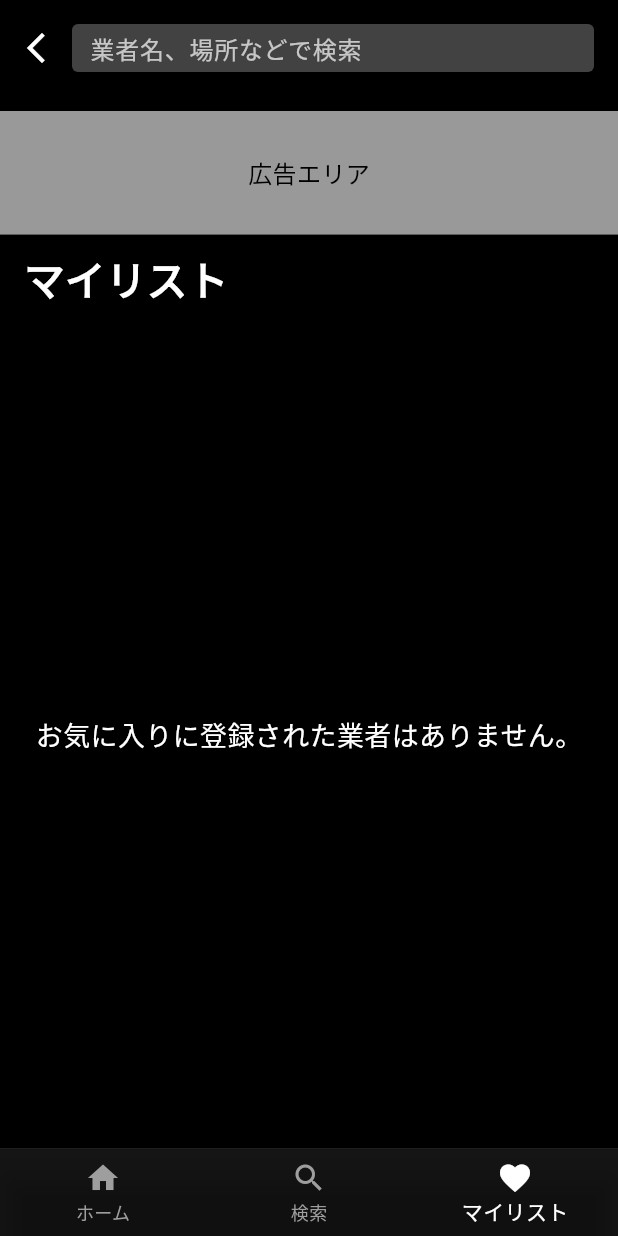
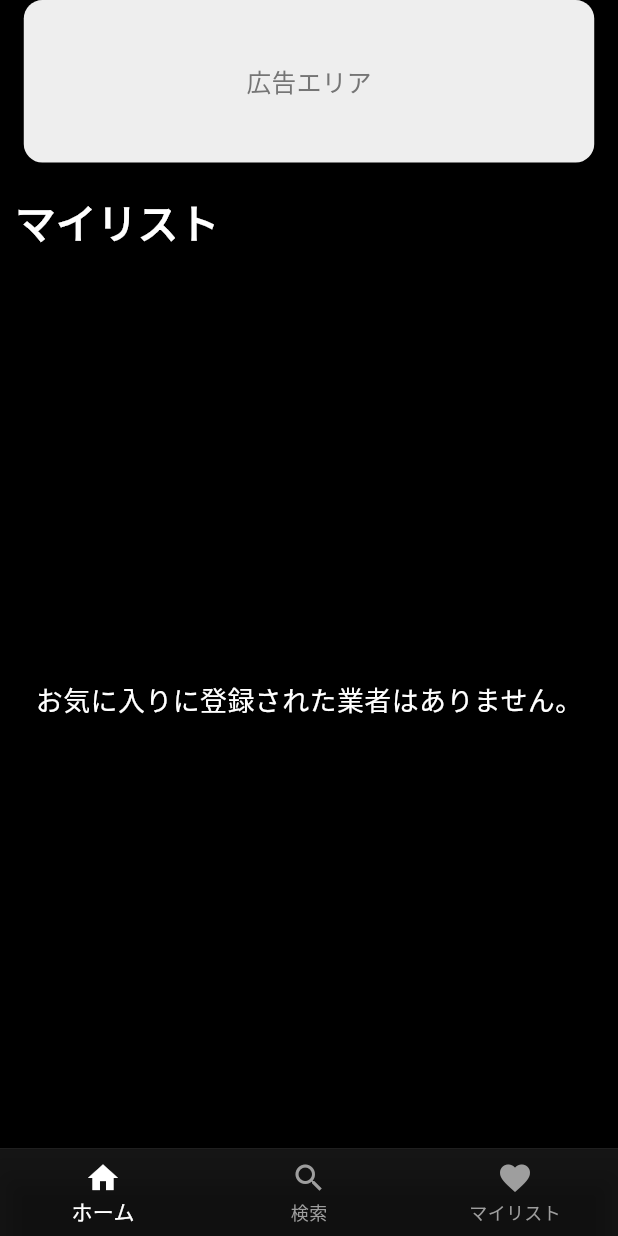
Before and after one commit to Kaito-nagai/fishing_app, a Flutter app: the MyListScreen screen opened directly, on a phone screen of 412 x 824 dp. Run offline on Flutter 3.47's test engine with Material 3 defaults, Android fonts, the phone set to English and light mode, and no system bars; our stand-ins replace flutter_dotenv, logger, shared_preferences; accounts and stored records are empty.

Commit message:
“少し修正した

```diff
--- a/lib/screens/my_list_screen.dart
+++ b/lib/screens/my_list_screen.dart
@@ -1,21 +1,18 @@
 import 'package:flutter/material.dart';
 import 'package:provider/provider.dart';
+import 'package:logger/logger.dart';
 import 'package:fishing_app/components/vendor_list.dart';
 import 'package:fishing_app/providers/favorites_provider.dart';
 import 'package:fishing_app/widgets/bottom_nav.dart';
-import 'package:fishing_app/widgets/search_bar.dart';
+import 'package:fishing_app/widgets/ad_banner.dart';
+
+final logger = Logger();
 
 class MyListScreen extends StatelessWidget {
   const MyListScreen({super.key});
 
   @override
   Widget build(BuildContext context) {
-    final screenWidth = MediaQuery.of(context).size.width;
-    final screenHeight = MediaQuery.of(context).size.height;
-
-    // 検索バー用のコントローラーを初期化
-    final TextEditingController searchController = TextEditingController();
-
     // Providerからお気に入りリストを取得
     final favoritesProvider = context.watch<FavoritesProvider>();
     final favoriteItems = favoritesProvider.favorites;
@@ -25,35 +22,17 @@ class MyListScreen extends StatelessWidget {
       body: SafeArea(
         child: Column(
           children: [
-            // 検索バー
-            SearchBarWithBackButton(
-              onBackPressed: () {
-                Navigator.pop(context);
-              },
-              onSubmitted: (query) {
-                // 検索機能の実装
-              },
-              searchController: searchController, // 修正: 必須パラメータを追加
+            // 広告エリア
+            AdBanner(
+              positionTop: 0.02, // 画面の上部に配置
+              onTap: () => logger.i('広告がタップされました'),
             ),
-            const SizedBox(height: 10),
 
-            // 上部広告エリア
-            Container(
-              width: screenWidth,
-              height: screenHeight * 0.1,
-              color: Colors.white.withAlpha(153),
-              child: const Center(
-                child: Text(
-                  '広告エリア',
-                  style: TextStyle(color: Colors.black, fontSize: 16),
-                ),
-              ),
-            ),
-            const SizedBox(height: 10),
+            const SizedBox(height: 20), // 広告エリアの高さ分の余白を追加
 
             // マイリストタイトル
             const Padding(
-              padding: EdgeInsets.symmetric(horizontal: 16.0),
+              padding: EdgeInsets.symmetric(horizontal: 10.0),
               child: Align(
                 alignment: Alignment.centerLeft,
                 child: Text(
@@ -66,7 +45,7 @@ class MyListScreen extends StatelessWidget {
                 ),
               ),
             ),
-            const SizedBox(height: 10),
+            const SizedBox(height: 1),
 
             // お気に入り業者リスト
             Expanded(
@@ -77,20 +56,23 @@ class MyListScreen extends StatelessWidget {
                         style: TextStyle(color: Colors.white, fontSize: 18),
                       ),
                     )
-                  : VendorList(
+                  : Padding(
+                      padding: const EdgeInsets.only(top: 10.0), // 広告との間にスペースを確保
+                      child: VendorList(
                         vendors: favoriteItems.map((favorite) => Vendor(
                           id: favorite['id'], // Map型なのでキーで取得
                           title: favorite['name'],
-                        location: '', // 必要なら location を適切に設定
+                          location: favorite['location'] ?? '', // 必要なら location を適切に設定
                           imagePath: 'assets/images/placeholder_image.png', // 仮の画像パスを使用
                         )).toList(),
                         favoritesProvider: favoritesProvider, // 必要なプロバイダーを渡す
                       ),
                     ),
+            ),
           ],
         ),
       ),
-      bottomNavigationBar: const BottomNav(currentIndex: 2),
+      bottomNavigationBar: const BottomNav(currentIndex: 0),
     );
   }
 }
```
Lines whose indentation alone changed are shown as unchanged.
